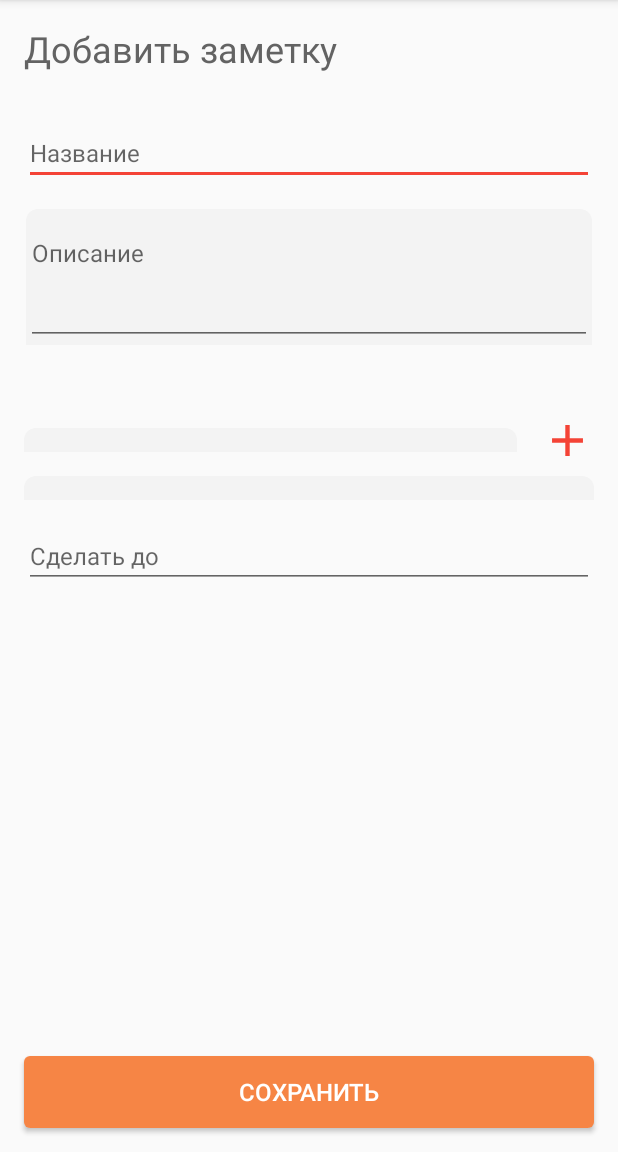
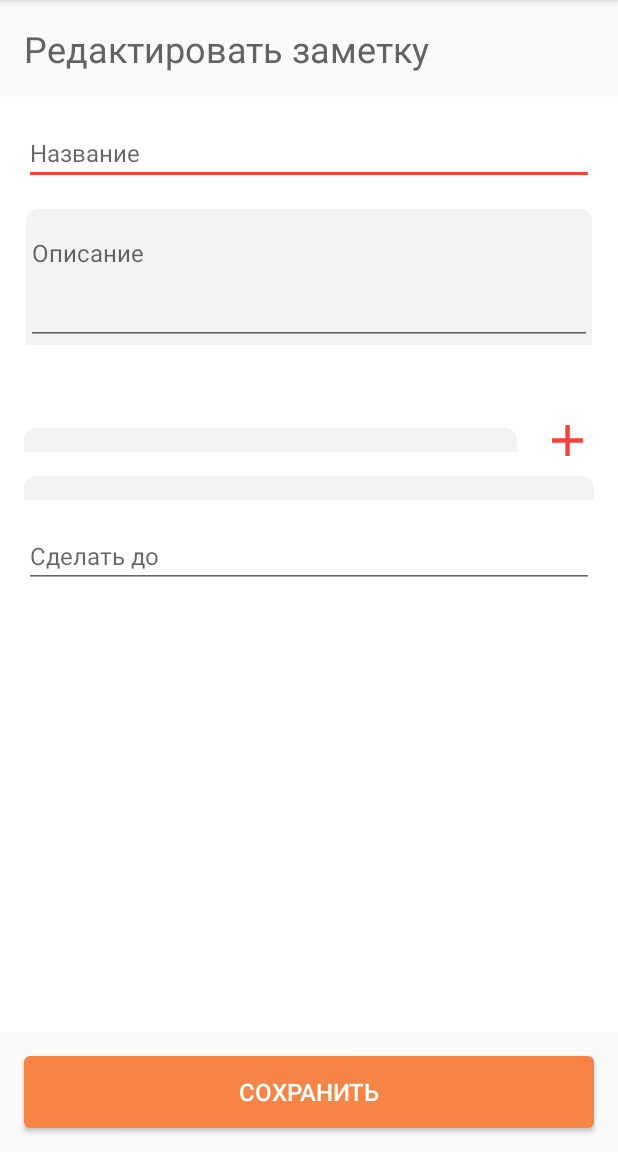
Before and after one commit to Ghostwish46/NotForgot, an Android app: the TaskEditActivity screen opened directly, with no data from a screen before it, on a phone screen of 412 x 824 dp, the part 84-1236 px from its top. Run offline under Robolectric (Android 15) with nearby library versions, the phone set to English and light mode, and no system bars; our stand-ins replace data binding; 1 statement that could not run was skipped.

Commit message:
Room relations between task - category - priority were released.

```diff
--- a/app/src/main/java/dev/ghost/notforgotapp/dao/TaskDao.kt
+++ b/app/src/main/java/dev/ghost/notforgotapp/dao/TaskDao.kt
@@ -3,6 +3,7 @@ package dev.ghost.notforgotapp.dao
 import androidx.lifecycle.LiveData
 import androidx.room.*
 import dev.ghost.notforgotapp.entities.Task
+import dev.ghost.notforgotapp.entities.TaskWithCategoryAndPriority
 
 @Dao
 interface TaskDao {
@@ -12,4 +13,8 @@ interface TaskDao {
 
     @Insert(onConflict = OnConflictStrategy.REPLACE)
     fun add(tasks:List<Task>)
+
+    @Transaction
+    @Query("Select * from tasks")
+    fun getTasksFullInfo():LiveData<List<TaskWithCategoryAndPriority>>
 }
--- a/app/src/main/java/dev/ghost/notforgotapp/entities/Task.kt
+++ b/app/src/main/java/dev/ghost/notforgotapp/entities/Task.kt
@@ -61,7 +61,7 @@ data class Task(
     fun getDateString(value:Long) :String
     {
         val format:SimpleDateFormat = SimpleDateFormat("dd.MM.yyyy")
-        return format.format(Date(value))
+        return format.format(Date(value*1000))
     }
 
 
--- a/app/src/main/java/dev/ghost/notforgotapp/repositories/TaskRepository.kt
+++ b/app/src/main/java/dev/ghost/notforgotapp/repositories/TaskRepository.kt
@@ -17,6 +17,7 @@ class TaskRepository(
 ) {
 
     val data = taskDao.getAll()
+    val fullInfoData = taskDao.getTasksFullInfo()
 
 
     suspend fun refresh() {
--- a/app/src/main/java/dev/ghost/notforgotapp/taskedit/TaskEditActivity.kt
+++ b/app/src/main/java/dev/ghost/notforgotapp/taskedit/TaskEditActivity.kt
@@ -6,6 +6,7 @@ import android.widget.Toast
 import androidx.databinding.DataBindingUtil
 import androidx.lifecycle.ViewModelProvider
 import dev.ghost.notforgotapp.R
+import dev.ghost.notforgotapp.databinding.ActivityTaskEditBinding
 import dev.ghost.notforgotapp.databinding.ActivityTaskInfoBinding
 import dev.ghost.notforgotapp.taskinfo.TaskInfoViewModel
 
@@ -22,7 +23,7 @@ class TaskEditActivity : AppCompatActivity() {
 //        taskInfoViewModel.currentTask =
 //            (intent.getParcelableExtra(MainActivity.TASK))
 
-        val bindingTaskInfo: ActivityTaskInfoBinding = DataBindingUtil
+        val bindingTaskInfo: ActivityTaskEditBinding = DataBindingUtil
             .setContentView(this, R.layout.activity_task_edit)
 
         bindingTaskInfo.task = taskEditViewModel.currentTask
--- a/app/src/main/res/layout/activity_main.xml
+++ b/app/src/main/res/layout/activity_main.xml
@@ -38,7 +38,8 @@
             android:tint="@color/colorWhite"
             app:layout_constraintBottom_toBottomOf="parent"
             app:layout_constraintEnd_toEndOf="parent"
-            app:srcCompat="@drawable/icon_add" />
+            app:srcCompat="@drawable/icon_add"
+            android:onClick="addNewTaskTransition"/>
 
 
     </androidx.constraintlayout.widget.ConstraintLayout>
--- a/app/src/main/res/layout/activity_task_edit.xml
+++ b/app/src/main/res/layout/activity_task_edit.xml
@@ -21,7 +21,7 @@
             android:layout_height="wrap_content"
             android:layout_marginStart="16dp"
             android:layout_marginTop="@dimen/margin_normal"
-            android:text="@string/header_add_task"
+            android:text="@{task.id == 0? @string/header_add_task : @string/header_edit_task}"
             app:layout_constraintStart_toStartOf="parent"
             app:layout_constraintTop_toTopOf="parent" />
 
@@ -40,11 +40,12 @@
         <ScrollView
             android:layout_width="0dp"
             android:layout_height="0dp"
-            android:layout_marginStart="@dimen/margin_normal"
             android:layout_marginTop="@dimen/margin_normal"
-            android:layout_marginEnd="@dimen/margin_normal"
             android:layout_marginBottom="@dimen/margin_normal"
+            android:background="@color/colorWhite"
             android:fillViewport="true"
+            android:paddingLeft="@dimen/margin_normal"
+            android:paddingRight="@dimen/margin_normal"
             app:layout_constraintBottom_toTopOf="@+id/buttonTaskEditSave"
             app:layout_constraintEnd_toEndOf="parent"
             app:layout_constraintStart_toStartOf="parent"
@@ -68,7 +69,7 @@
                     android:textColor="@color/colorVeryDarkGray"
                     app:layout_constraintEnd_toEndOf="parent"
                     app:layout_constraintTop_toBottomOf="@+id/textInputLayout"
-                    tools:text="31 / 120" />
+                    tools:text="@{editTextTaskEditName.text.length() / 120}" />
 
                 <EditText
                     android:id="@+id/editTextTaskEditName"
@@ -79,9 +80,11 @@
                     android:hint="@string/hint_task_name"
                     android:inputType="text"
                     android:textSize="16sp"
+                    android:maxLength="120"
                     app:layout_constraintEnd_toEndOf="parent"
                     app:layout_constraintStart_toStartOf="parent"
-                    app:layout_constraintTop_toTopOf="parent" />
+                    app:layout_constraintTop_toTopOf="parent"
+                    android:text="@{task.title}"/>
 
                 <EditText
                     android:id="@+id/editTextTaskEditEndDate"
@@ -90,12 +93,13 @@
                     android:layout_marginTop="@dimen/margin_normal"
                     android:ems="10"
                     android:hint="@string/hint_end_date"
-                    android:inputType="text"
+                    android:inputType="none"
                     android:textSize="16sp"
                     app:layout_constraintEnd_toEndOf="parent"
                     app:layout_constraintHorizontal_bias="1.0"
                     app:layout_constraintStart_toStartOf="parent"
-                    app:layout_constraintTop_toBottomOf="@+id/spinnerTaskEditPriority" />
+                    app:layout_constraintTop_toBottomOf="@+id/spinnerTaskEditPriority"
+                    android:text='@{task.deadline == 0? "" : task.getDateString(task.deadline)}'/>
 
                 <com.google.android.material.textfield.TextInputLayout
                     android:id="@+id/textInputLayout"
@@ -118,7 +122,8 @@
                         android:maxLines="3"
                         android:minLines="3"
                         android:textSize="16sp"
-                        tools:text="@string/hint_description" />
+                        tools:text="@string/hint_description"
+                        android:text='@{task.description}'/>
                 </com.google.android.material.textfield.TextInputLayout>
 
                 <Spinner
--- a/app/src/main/res/values/strings.xml
+++ b/app/src/main/res/values/strings.xml
@@ -24,6 +24,7 @@
     <string name="text_until">До %s</string>
     <string name="text_done">Сделано</string>
     <string name="text_not_done">Не сделано</string>
+    <string name="text_unspecified">Не указано</string>
 
     <string name="title_activity_main">MainActivity</string>
 
```
Also changed, not shown: app/src/main/java/dev/ghost/notforgotapp/entities/TaskWithCategoryAndPriority.kt (added, +24 -0 lines), app/src/main/java/dev/ghost/notforgotapp/main/MainActivity.kt (+9 -3 lines), app/src/main/java/dev/ghost/notforgotapp/main/MainActivityViewModel.kt (+9 -13 lines), app/src/main/java/dev/ghost/notforgotapp/main/TaskAdapter.kt (+22 -13 lines), app/src/main/java/dev/ghost/notforgotapp/taskinfo/TaskInfoActivity.kt (+6 -14 lines), app/src/main/java/dev/ghost/notforgotapp/taskinfo/TaskInfoViewModel.kt (+1 -13 lines), app/src/main/res/layout/activity_task_info.xml (+5 -4 lines).
